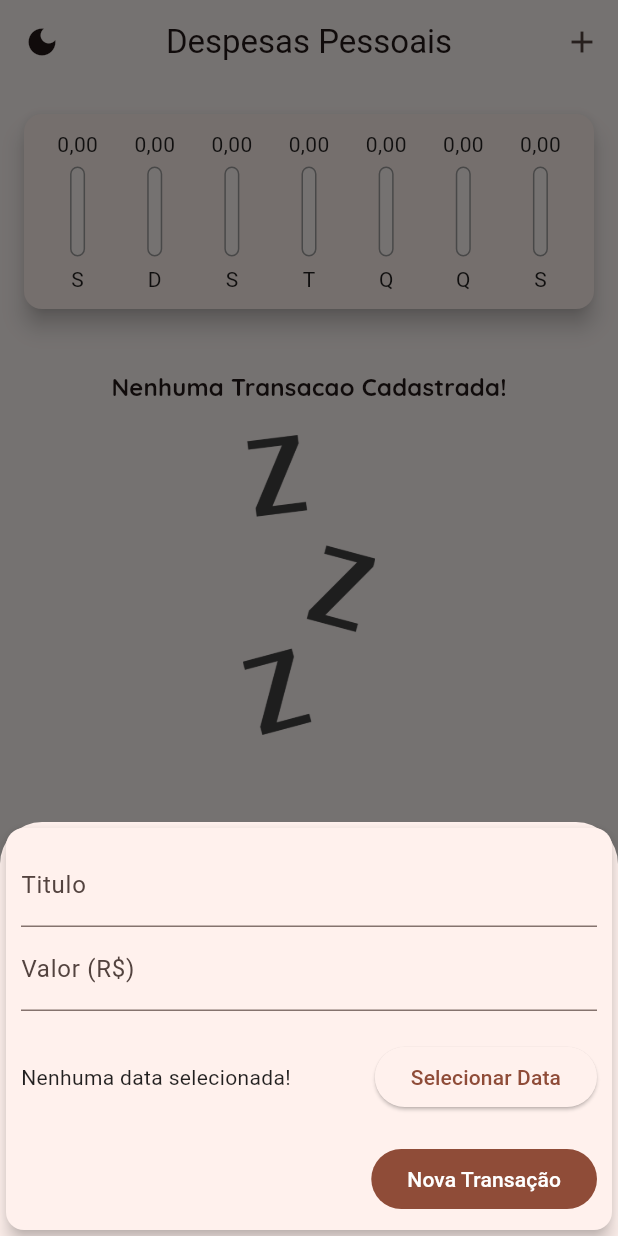
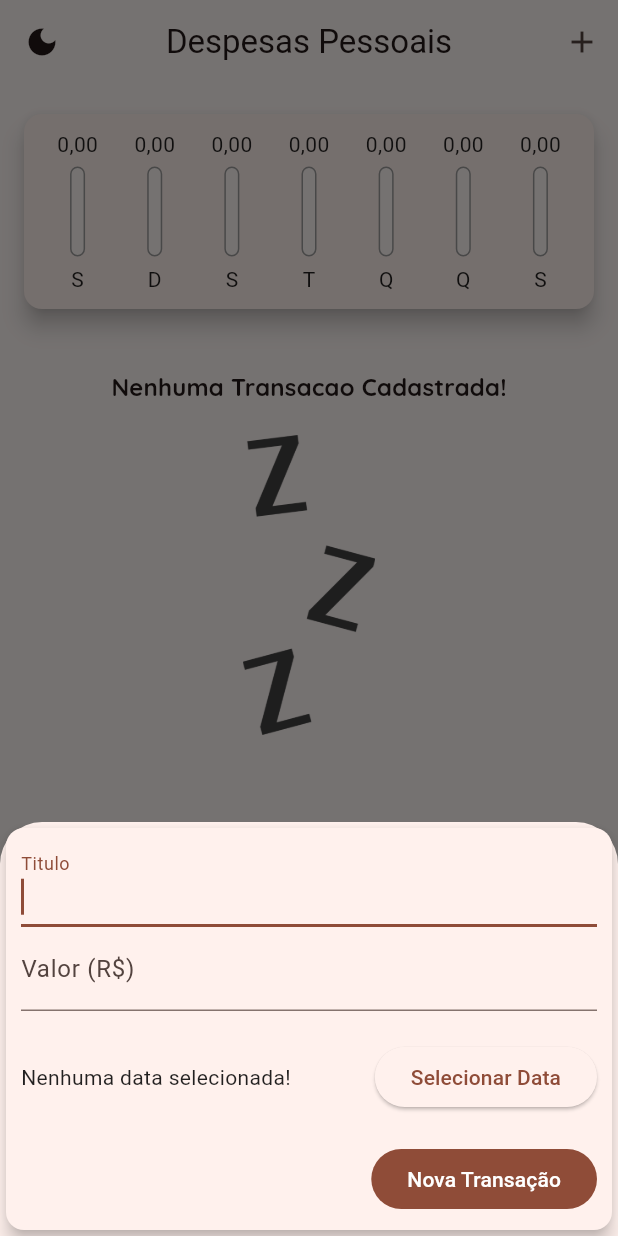
Before and after one commit to laesant/expenses, a Flutter app: the screen it shows after launch, after a tap on the "add" icon, on a phone screen of 412 x 824 dp. Run offline on Flutter 3.47's test engine with Material 2 defaults, Android fonts, the phone set to English and light mode, and no system bars.

Commit message:
Ajustando Formulario
ajuste na vizualizacao do formulario

```diff
--- a/lib/components/transaction_form.dart
+++ b/lib/components/transaction_form.dart
@@ -40,12 +40,17 @@ class _TransactionFormState extends State<TransactionForm> {
     return Card(
       elevation: 5,
       child: Padding(
-        padding: const EdgeInsets.all(10),
+        padding: EdgeInsets.only(
+            top: 10,
+            left: 10,
+            right: 10,
+            bottom: MediaQuery.of(context).viewInsets.bottom + 10),
         child: Column(
           crossAxisAlignment: CrossAxisAlignment.end,
           mainAxisSize: MainAxisSize.min,
           children: [
             TextField(
+              autofocus: true,
               controller: _titleController,
               textInputAction: TextInputAction.next,
               decoration: const InputDecoration(labelText: 'Titulo'),
--- a/lib/main.dart
+++ b/lib/main.dart
@@ -103,6 +103,7 @@ class _MyHomePageState extends State<MyHomePage> {
   void _openTransactionFormModal(BuildContext context) {
     showModalBottomSheet(
         context: context,
+        isScrollControlled: true,
         builder: (_) => TransactionForm(onSubmit: _addTransaction));
   }
 
@@ -120,6 +121,10 @@ class _MyHomePageState extends State<MyHomePage> {
           title: const Text("Despesas Pessoais"),
           centerTitle: true,
           actions: [
+            if (isLandscape)
+              IconButton(
+                  onPressed: () => setState(() => _showChart = !_showChart),
+                  icon: Icon(_showChart ? Icons.list_alt : Icons.bar_chart)),
             IconButton(
                 onPressed: () => _openTransactionFormModal(context),
                 icon: const Icon(Icons.add))
@@ -135,18 +140,6 @@ class _MyHomePageState extends State<MyHomePage> {
           child: Column(
             crossAxisAlignment: CrossAxisAlignment.stretch,
             children: [
-              if (isLandscape)
-                Row(
-                  mainAxisAlignment: MainAxisAlignment.center,
-                  children: [
-                    const Text("Exibir Gráfico "),
-                    Switch(
-                        value: _showChart,
-                        onChanged: (value) {
-                          setState(() => _showChart = value);
-                        })
-                  ],
-                ),
               if (_showChart || !isLandscape)
                 Chart(recentTransaction: _recentTransactions),
               if (!_showChart || !isLandscape)
```
